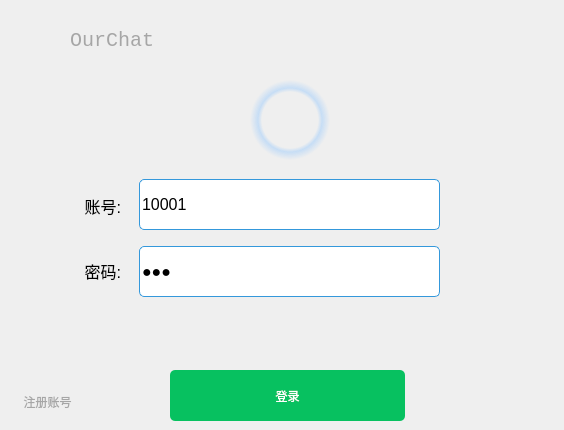
Above: Client/logging.ui from flyjay123/OurChat before the change. Below: the same form after it.
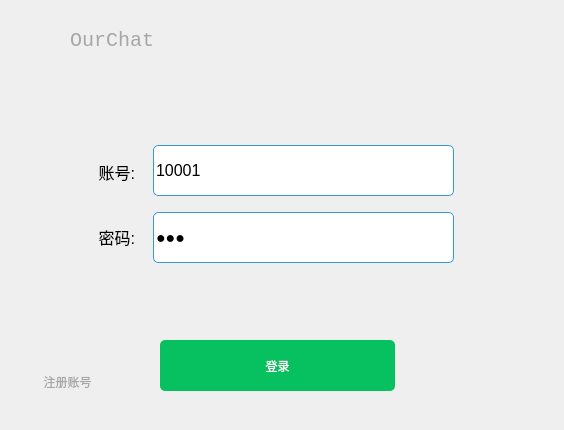
That is the form after the change. Icons and pictures are not drawn.

What changed in the file:
```diff
--- a/Client/logging.ui
+++ b/Client/logging.ui
@@ -44,7 +44,7 @@
       <x>20</x>
       <y>10</y>
       <width>511</width>
-      <height>341</height>
+      <height>401</height>
      </rect>
     </property>
     <property name="currentIndex">
@@ -54,8 +54,8 @@
      <widget class="QLabel" name="label">
       <property name="geometry">
        <rect>
-        <x>40</x>
-        <y>165</y>
+        <x>54</x>
+        <y>131</y>
         <width>61</width>
         <height>61</height>
        </rect>
@@ -78,8 +78,8 @@
      <widget class="QLabel" name="label_2">
       <property name="geometry">
        <rect>
-        <x>40</x>
-        <y>230</y>
+        <x>54</x>
+        <y>196</y>
         <width>61</width>
         <height>61</height>
        </rect>
@@ -125,8 +125,8 @@
      <widget class="QLineEdit" name="lineEdit_account">
       <property name="geometry">
        <rect>
-        <x>119</x>
-        <y>169</y>
+        <x>133</x>
+        <y>135</y>
         <width>301</width>
         <height>51</height>
        </rect>
@@ -173,8 +173,8 @@
      <widget class="QLineEdit" name="lineEdit_password">
       <property name="geometry">
        <rect>
-        <x>119</x>
-        <y>236</y>
+        <x>133</x>
+        <y>202</y>
         <width>301</width>
         <height>51</height>
        </rect>
@@ -247,45 +247,6 @@
        <string/>
       </property>
      </widget>
-     <widget class="QLabel" name="label_3">
-      <property name="geometry">
-       <rect>
-        <x>230</x>
-        <y>70</y>
-        <width>80</width>
-        <height>80</height>
-       </rect>
-      </property>
-      <property name="minimumSize">
-       <size>
-        <width>80</width>
-        <height>80</height>
-       </size>
-      </property>
-      <property name="maximumSize">
-       <size>
-        <width>80</width>
-        <height>80</height>
-       </size>
-      </property>
-      <property name="styleSheet">
-       <string notr="true">QLabel{
-    background-color: qradialgradient(spread:pad, cx:0.5, cy:0.5, radius:0.5, fx:0.5, fy:0.5, stop:0 rgba(0, 0, 0, 0), stop:0.70 rgba(0, 0, 0, 0), stop:0.80 rgba(136, 194, 255, 100), stop:1 rgba(0, 0, 0, 0));
-}
-QLabel:hover{
-    background-color: qradialgradient(spread:pad, cx:0.5, cy:0.5, radius:0.5, fx:0.5, fy:0.5, stop:0 rgba(0, 0, 0, 0), stop:0.70 rgba(0, 0, 0, 0), stop:0.80 rgba(186, 224, 255, 100), stop:1 rgba(0, 0, 0, 0));
-}</string>
-      </property>
-      <property name="text">
-       <string/>
-      </property>
-      <property name="pixmap">
-       <pixmap resource="src.qrc">:/src/头像.jpg</pixmap>
-      </property>
-      <property name="scaledContents">
-       <bool>true</bool>
-      </property>
-     </widget>
      <widget class="QLabel" name="label_4">
       <property name="geometry">
        <rect>
@@ -311,8 +272,8 @@
      <widget class="QPushButton" name="pushButton_seePassword">
       <property name="geometry">
        <rect>
-        <x>376</x>
-        <y>244</y>
+        <x>390</x>
+        <y>210</y>
         <width>36</width>
         <height>36</height>
        </rect>
@@ -354,6 +315,70 @@
        <pixmap resource="src.qrc">:/src/wechat2.png</pixmap>
       </property>
      </widget>
+     <widget class="QPushButton" name="pushButton_login">
+      <property name="geometry">
+       <rect>
+        <x>140</x>
+        <y>330</y>
+        <width>235</width>
+        <height>51</height>
+       </rect>
+      </property>
+      <property name="minimumSize">
+       <size>
+        <width>235</width>
+        <height>35</height>
+       </size>
+      </property>
+      <property name="styleSheet">
+       <string notr="true">QPushButton{
+	
+	color: rgb(255, 255, 255);
+	border-style: solid;
+	border-radius: 5px;	
+	background-color: rgb(7,193,96);
+}
+
+QPushButton:hover{
+	background-color: rgb(56,205,127);
+}
+
+QPushButton:pressed {
+	background-color: rgb(7,193,96);
+}</string>
+      </property>
+      <property name="text">
+       <string>登录</string>
+      </property>
+     </widget>
+     <widget class="QPushButton" name="pushbtn_regist">
+      <property name="geometry">
+       <rect>
+        <x>10</x>
+        <y>360</y>
+        <width>75</width>
+        <height>23</height>
+       </rect>
+      </property>
+      <property name="cursor">
+       <cursorShape>ArrowCursor</cursorShape>
+      </property>
+      <property name="statusTip">
+       <string>注册</string>
+      </property>
+      <property name="styleSheet">
+       <string notr="true">QPushButton {
+	color: rgb(166,166,166);
+	border-style: none;
+}
+QPushButton::hover {
+	color: rgb(67,129,202);
+}</string>
+      </property>
+      <property name="text">
+       <string>注册账号</string>
+      </property>
+     </widget>
     </widget>
     <widget class="QWidget" name="page_2">
      <widget class="QPushButton" name="pushBtn_close_2">
@@ -730,70 +755,6 @@
      </widget>
     </widget>
    </widget>
-   <widget class="QPushButton" name="pushButton_login">
-    <property name="geometry">
-     <rect>
-      <x>170</x>
-      <y>370</y>
-      <width>235</width>
-      <height>51</height>
-     </rect>
-    </property>
-    <property name="minimumSize">
-     <size>
-      <width>235</width>
-      <height>35</height>
-     </size>
-    </property>
-    <property name="styleSheet">
-     <string notr="true">QPushButton{
-	
-	color: rgb(255, 255, 255);
-	border-style: solid;
-	border-radius: 5px;	
-	background-color: rgb(7,193,96);
-}
-
-QPushButton:hover{
-	background-color: rgb(56,205,127);
-}
-
-QPushButton:pressed {
-	background-color: rgb(7,193,96);
-}</string>
-    </property>
-    <property name="text">
-     <string>登录</string>
-    </property>
-   </widget>
-   <widget class="QPushButton" name="pushbtn_regist">
-    <property name="geometry">
-     <rect>
-      <x>10</x>
-      <y>390</y>
-      <width>75</width>
-      <height>23</height>
-     </rect>
-    </property>
-    <property name="cursor">
-     <cursorShape>ArrowCursor</cursorShape>
-    </property>
-    <property name="statusTip">
-     <string>注册</string>
-    </property>
-    <property name="styleSheet">
-     <string notr="true">QPushButton {
-	color: rgb(166,166,166);
-	border-style: none;
-}
-QPushButton::hover {
-	color: rgb(67,129,202);
-}</string>
-    </property>
-    <property name="text">
-     <string>注册账号</string>
-    </property>
-   </widget>
   </widget>
  </widget>
  <resources>
```
